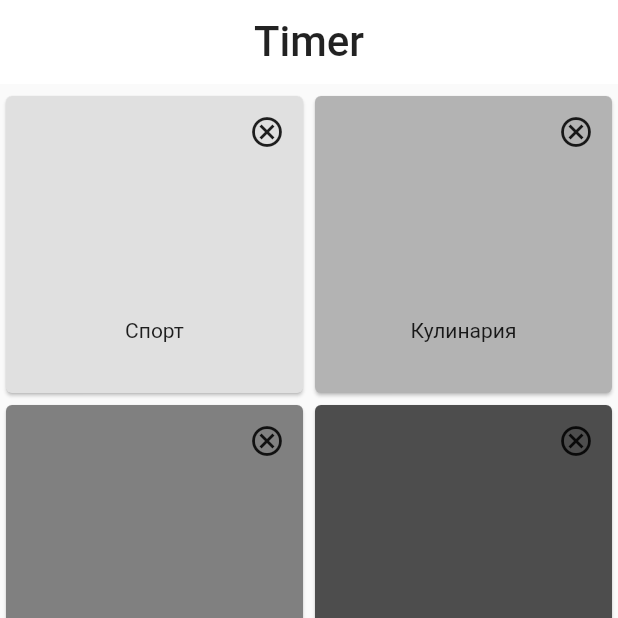
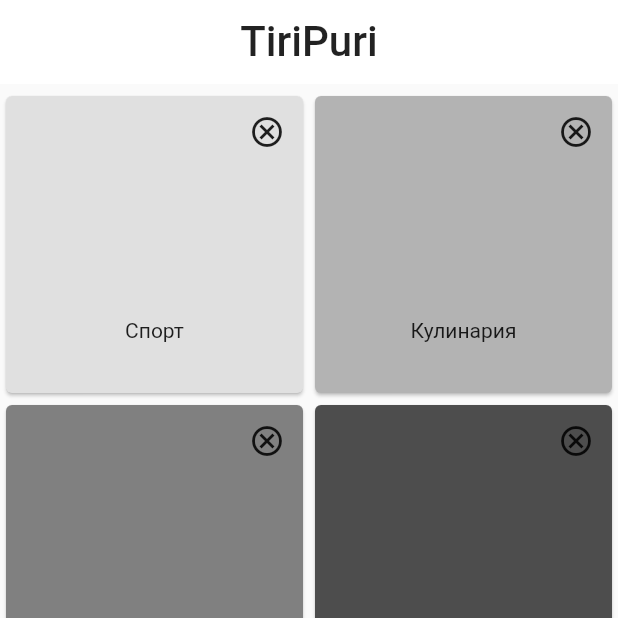
Before and after one commit to devrimma/timer, a Flutter app: the screen it shows after launch, on a phone screen of 412 x 824 dp, the top half of it. Run offline on Flutter 3.47's test engine with Material 2 defaults, Android fonts, the phone set to English and light mode, and no system bars.

```diff
--- a/lib/main.dart
+++ b/lib/main.dart
@@ -1,6 +1,6 @@
 import 'package:flutter/material.dart';
-import 'package:flutter/rendering.dart';
-import 'package:timer/classes/category_names.dart';
+
+import 'package:timer/screens/category_list.dart';
 
 void main() {
   runApp(MyApp());
@@ -12,89 +12,12 @@ class MyApp extends StatefulWidget {
 }
 
 class _MyAppState extends State<MyApp> {
-  final List<Category> category = [
-    Category(name: "Спорт", color: Color(0xFFe0e0e0)),
-    Category(name: "Кулинария", color: Color(0xFFb3b3b3)),
-    Category(name: "Развитие", color: Color(0xFF808080)),
-    Category(name: "Работа", color: Color(0xFF4d4d4d)),
-    Category(name: "Другое", color: Color(0xFF262626)),
-    Category(name: "Спорт", color: Color(0xFFe0e0e0)),
-    Category(name: "Кулинария", color: Color(0xFFb3b3b3)),
-    Category(name: "Развитие", color: Color(0xFF808080)),
-    Category(name: "Работа", color: Color(0xFF4d4d4d)),
-    Category(name: "Другое", color: Color(0xFF262626)),
-  ];
 
   @override
   Widget build(BuildContext context) {
     return MaterialApp(
       debugShowCheckedModeBanner: false,
-      home: Scaffold(
-        appBar: AppBar(
-          title: Text(
-            "Timer",
-            style: TextStyle(
-              fontSize: 28.0,
-              color: Colors.black87,
-            ),
-          ),
-          centerTitle: true,
-          backgroundColor: Colors.white,
-          elevation: 0,
-        ),
-        body: Container(
-          margin: EdgeInsets.symmetric(vertical: 4.0),
-          child: GridView.count(
-            crossAxisCount: 2,
-            children: List.generate(
-              category.length,
-              (index) => Card(
-                color: category[index].color,
-                child: InkWell(
-                  splashColor: Colors.red,
-                  onTap: () {
-                    print('tap');
-                  },
-                  onDoubleTap: () {
-                    print('statistic');
-                  },
-                  child: Container(
-                    child: Column(
-                      mainAxisAlignment: MainAxisAlignment.start,
-                      children: <Widget>[
-                        Row(
-                          mainAxisAlignment: MainAxisAlignment.end,
-                          children: [
-                            IconButton(
-                                icon: Icon(Icons.cancel_outlined),
-                                onPressed: () {
-                                  print('delete');
-                                },
-                            ),
-                          ],
-                        ),
-                        Container(
-                          margin: EdgeInsets.only(left: 0, bottom: 0, top: 100),
-                          child: Text(
-                            category[index].name,
-                          ),
-                        ),
-                      ],
-                    ),
-                  ),
-                ),
-              ),
-            ),
-          ),
-        ),
-        floatingActionButton: FloatingActionButton(
-          child: Icon(Icons.add),
-          backgroundColor: Colors.orange[400],
-          onPressed: () {
-            print("Добавить");
-          },
-        ),
-      ),
+      home: CategoryList(),
     );
   }
 }
--- /dev/null
+++ b/lib/screens/category_list.dart
@@ -0,0 +1,93 @@
+import 'package:flutter/material.dart';
+import 'package:timer/classes/category_names.dart';
+
+class CategoryList extends StatefulWidget {
+  @override
+  _CategoryListState createState() => _CategoryListState();
+}
+
+class _CategoryListState extends State<CategoryList> {
+
+  final List<Category> category = [
+    Category(name: "Спорт", color: Color(0xFFe0e0e0)),
+    Category(name: "Кулинария", color: Color(0xFFb3b3b3)),
+    Category(name: "Развитие", color: Color(0xFF808080)),
+    Category(name: "Работа", color: Color(0xFF4d4d4d)),
+    Category(name: "Другое", color: Color(0xFF262626)),
+    Category(name: "Спорт", color: Color(0xFFe0e0e0)),
+    Category(name: "Кулинария", color: Color(0xFFb3b3b3)),
+    Category(name: "Развитие", color: Color(0xFF808080)),
+    Category(name: "Работа", color: Color(0xFF4d4d4d)),
+    Category(name: "Другое", color: Color(0xFF262626)),
+  ];
+
+  @override
+  Widget build(BuildContext context) {
+    return Scaffold(
+      appBar: AppBar(
+        title: Text(
+          "TiriPuri",
+          style: TextStyle(
+            fontSize: 28.0,
+            color: Colors.black87,
+          ),
+        ),
+        centerTitle: true,
+        backgroundColor: Colors.white,
+        elevation: 0,
+      ),
+      body: Container(
+        margin: EdgeInsets.symmetric(vertical: 4.0),
+        child: GridView.count(
+          crossAxisCount: 2,
+          children: List.generate(
+            category.length,
+                (index) => Card(
+              color: category[index].color,
+              child: InkWell(
+                splashColor: Colors.red,
+                onTap: () {
+                  print('tap');
+                },
+                onDoubleTap: () {
+                  print('statistic');
+                },
+                child: Container(
+                  child: Column(
+                    mainAxisAlignment: MainAxisAlignment.start,
+                    children: <Widget>[
+                      Row(
+                        mainAxisAlignment: MainAxisAlignment.end,
+                        children: [
+                          IconButton(
+                            icon: Icon(Icons.cancel_outlined),
+                            onPressed: () {
+                              print('delete');
+                            },
+                          ),
+                        ],
+                      ),
+                      Container(
+                        margin: EdgeInsets.only(left: 0, bottom: 0, top: 100),
+                        child: Text(
+                          category[index].name,
+                        ),
+                      ),
+                    ],
+                  ),
+                ),
+              ),
+            ),
+          ),
+        ),
+      ),
+      floatingActionButton: FloatingActionButton(
+        child: Icon(Icons.add),
+        backgroundColor: Colors.orange[400],
+        onPressed: () {
+          print("Добавить");
+        },
+      ),
+    );
+  }
+}
--- /dev/null
+++ b/lib/screens/timer_list.dart
@@ -0,0 +1,13 @@
+import 'package:flutter/material.dart';
+
+class TimerList extends StatefulWidget {
+  @override
+  _TimerListState createState() => _TimerListState();
+}
+
+class _TimerListState extends State<TimerList> {
+  @override
+  Widget build(BuildContext context) {
+    return Scaffold();
+  }
+}
```
